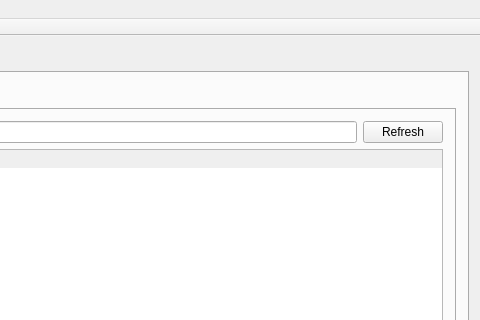
netpipe/EcoCoin, file qtCoin/mainwindow.ui: the form before one commit; both pictures show x 538 to 1018 and y 0 to 320 of the 1018 by 534 pixel window.
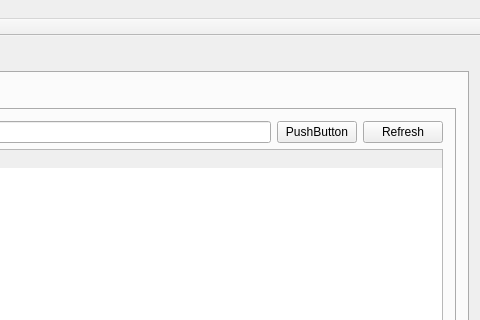
The form after the commit. The open tabs and pages were chosen to show the change.

```diff
--- a/qtCoin/mainwindow.ui
+++ b/qtCoin/mainwindow.ui
@@ -580,6 +580,13 @@
               <item>
                <widget class="QLineEdit" name="lineEdit"/>
               </item>
+              <item>
+               <widget class="QPushButton" name="balancetest">
+                <property name="text">
+                 <string>PushButton</string>
+                </property>
+               </widget>
+              </item>
               <item>
                <widget class="QPushButton" name="coinsrefresh">
                 <property name="text">
```
Left out of the diff: 4 changed lines with no effect on the pictures.
